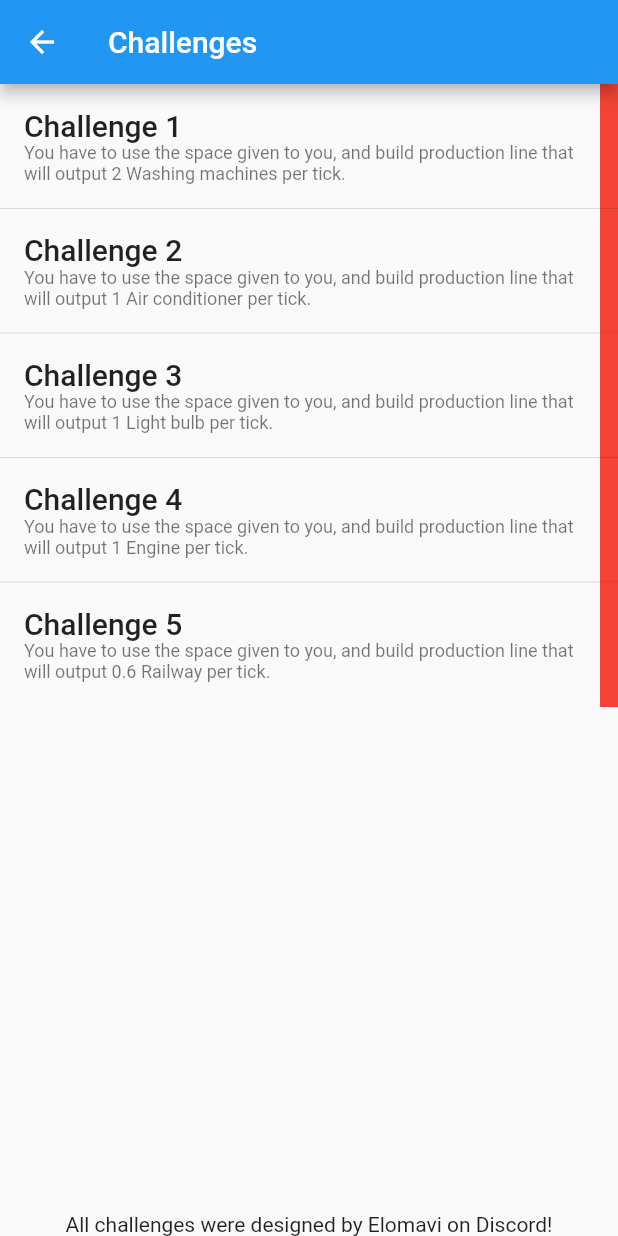
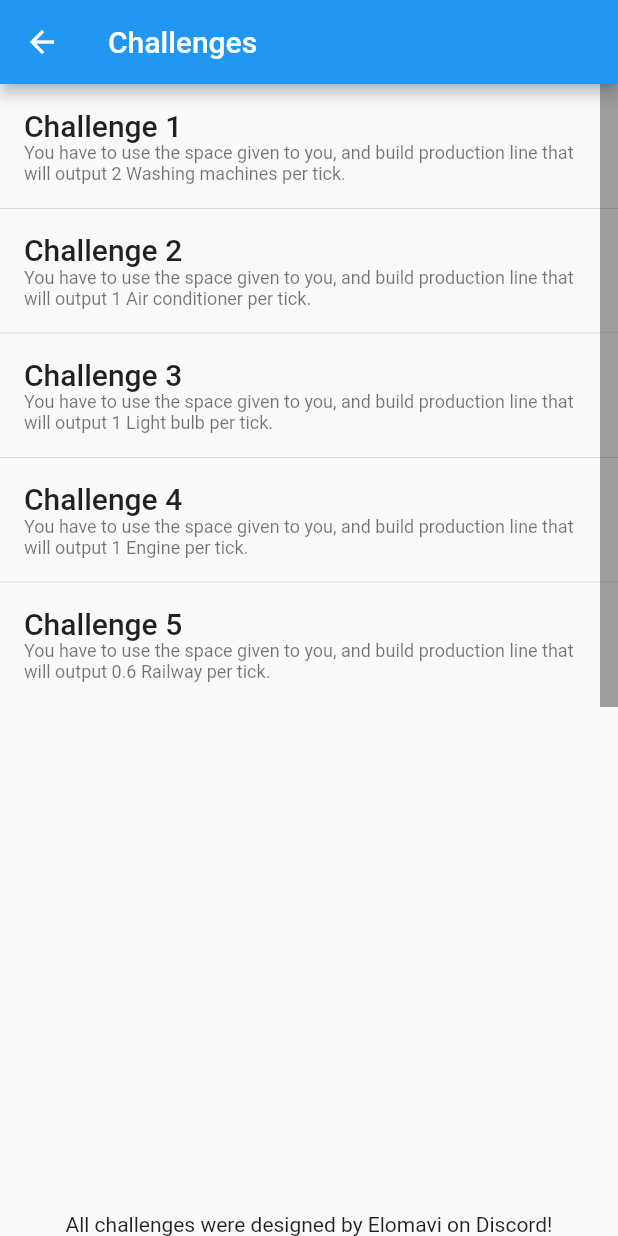
Before and after one commit to Flutter-Buddies/flutter_factory, a Flutter app: the screen it shows after launch, after a tap on "Challenges", on a phone screen of 412 x 824 dp. Run offline on Flutter 3.47's test engine with Material 2 defaults, Android fonts, the phone set to English and light mode, and no system bars; our stand-ins replace hive, hive_flutter, rxdart; accounts and stored records are empty.

Commit message:
Fix loading challenges, fix iron color

```diff
--- a/lib/game/model/factory_material_model.dart
+++ b/lib/game/model/factory_material_model.dart
@@ -106,7 +106,7 @@ abstract class FactoryMaterialModel{
   Color getColor(){
     switch(type){
       case FactoryMaterialType.iron:
-        return Colors.grey.shade600;
+        return Colors.grey.shade700;
       case FactoryMaterialType.copper:
         return Colors.orange;
       case FactoryMaterialType.diamond:
@@ -114,7 +114,7 @@ abstract class FactoryMaterialModel{
       case FactoryMaterialType.gold:
         return Colors.yellow;
       case FactoryMaterialType.aluminium:
-        return Colors.grey.shade50;
+        return Colors.grey.shade100;
       default:
         return Colors.red;
     }
--- a/lib/ui/screens/challenges_page.dart
+++ b/lib/ui/screens/challenges_page.dart
@@ -18,37 +18,8 @@ import 'package:flutter_factory/ui/widgets/info_widgets/splitter_options.dart';
 import 'package:hive/hive.dart';
 import 'package:hive_flutter/hive_flutter.dart';
 
-class ChallengesListPage extends StatefulWidget {
+class ChallengesListPage extends StatelessWidget {
   ChallengesListPage({Key key}) : super(key: key);
-
-  @override
-  _ChallengesListPageState createState() => _ChallengesListPageState();
-}
-
-class _ChallengesListPageState extends State<ChallengesListPage> {
-  List<bool> _completed = <bool>[];
-
-  @override
-  void initState() {
-    super.initState();
-
-    _openBoxes();
-  }
-
-  void _openBoxes() async {
-    for(int i = 0; i < 5; i++){
-      Box _box = await Hive.openBox('challenge_$i');
-      print(_box.get('did_complete'));
-
-      if(mounted){
-        setState((){
-          _completed.add(_box.get('did_complete') ?? false);
-        });
-      }
-
-    }
-
-  }
 
   @override
   Widget build(BuildContext context) {
@@ -67,13 +38,18 @@ class _ChallengesListPageState extends State<ChallengesListPage> {
               itemBuilder: (BuildContext context, int i){
                 return Stack(
                   children: <Widget>[
-                    Positioned(
-                      right: 0.0,
-                      child: Container(
-                        height: 90.0,
-                        width: 12.0,
-                        color: _completed.isEmpty ? Colors.white : _completed[i] ? Colors.green : Colors.red,
-                      ),
+                    FutureBuilder<Box>(
+                      future: Hive.openBox('challenge_$i'),
+                      builder: (BuildContext context, AsyncSnapshot<Box> snapshot) {
+                        return Positioned(
+                          right: 0.0,
+                          child: Container(
+                            height: 90.0,
+                            width: 12.0,
+                            color: snapshot.hasData ? Colors.grey : snapshot.data.get('did_complete') ? Colors.green : Colors.yellow,
+                          ),
+                        );
+                      }
                     ),
                     Container(
                       padding: const EdgeInsets.symmetric(vertical: 12.0),
```
